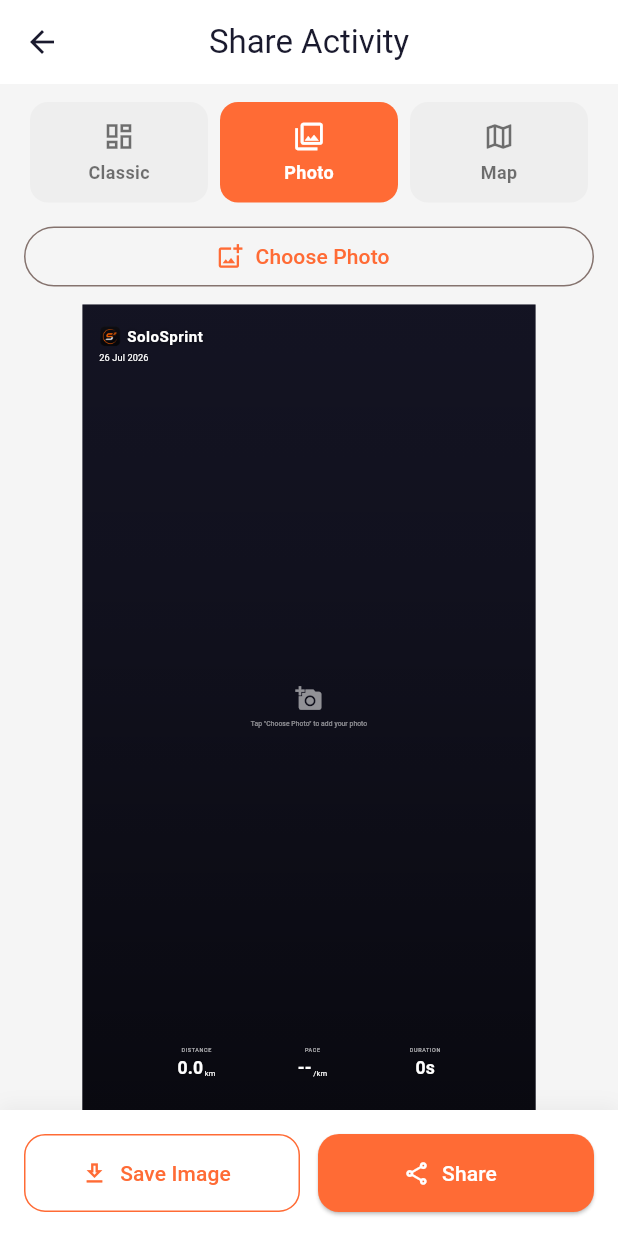
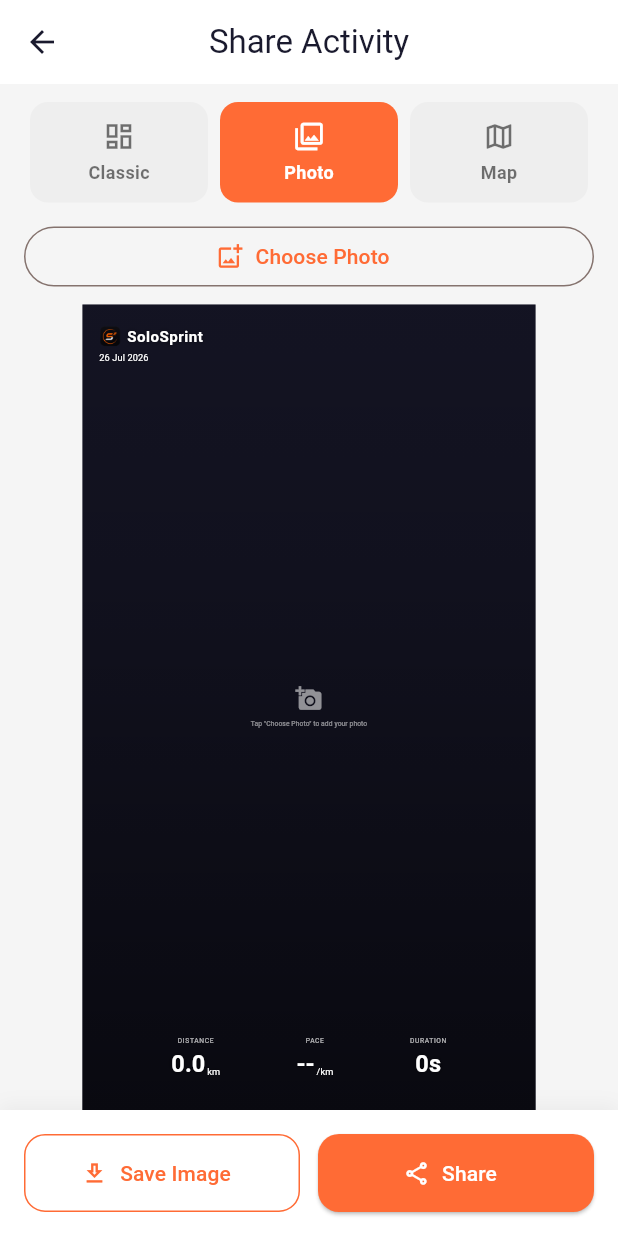
Before and after one commit to andarezabasni/solosprint, a Flutter app: the SharePage screen opened directly with empty values, after a tap on "Photo", on a phone screen of 412 x 824 dp. Run offline on Flutter 3.47's test engine with Material 3 defaults, Android fonts, the phone set to English and light mode, and no system bars; our stand-ins replace file_picker, flutter_local_notifications, flutter_map, geolocator, hive_flutter, image_picker and 3 more; missing offline and left inert: gal; accounts and stored records are empty.

Commit message:
Increase logo & font sizes across all share templates (logo 72, stats 56)

```diff
--- a/lib/features/share/templates/classic_template.dart
+++ b/lib/features/share/templates/classic_template.dart
@@ -34,13 +34,13 @@ class ClassicTemplate extends StatelessWidget {
           // Logo
           Row(
             children: [
-              const AppLogo(size: 36),
+              const AppLogo(size: 52),
               const SizedBox(width: 12),
               Text(
                 'SoloSprint',
                 style: TextStyle(
                   color: textColor,
-                  fontSize: 28,
+                  fontSize: 38,
                   fontWeight: FontWeight.bold,
                   letterSpacing: 1.2,
                 ),
@@ -50,7 +50,7 @@ class ClassicTemplate extends StatelessWidget {
           const SizedBox(height: 16),
           Text(
             ShareService.formatDate(activity.startTime),
-            style: TextStyle(color: subtextColor, fontSize: 18),
+            style: TextStyle(color: subtextColor, fontSize: 22),
           ),
           const SizedBox(height: 40),
 
@@ -134,16 +134,16 @@ class ClassicTemplate extends StatelessWidget {
   Widget _statItem(String label, String value, String unit, Color textColor, Color subtextColor) {
     return Column(
       children: [
-        Text(label, style: TextStyle(color: subtextColor, fontSize: 14, letterSpacing: 1.5)),
+        Text(label, style: TextStyle(color: subtextColor, fontSize: 16, letterSpacing: 1.5)),
         const SizedBox(height: 6),
         Row(
           crossAxisAlignment: CrossAxisAlignment.end,
           children: [
-            Text(value, style: TextStyle(color: textColor, fontSize: 32, fontWeight: FontWeight.bold)),
+            Text(value, style: TextStyle(color: textColor, fontSize: 44, fontWeight: FontWeight.bold)),
             if (unit.isNotEmpty)
               Padding(
                 padding: const EdgeInsets.only(left: 4, bottom: 6),
-                child: Text(unit, style: TextStyle(color: subtextColor, fontSize: 16)),
+                child: Text(unit, style: TextStyle(color: subtextColor, fontSize: 20)),
               ),
           ],
         ),
--- a/lib/features/share/templates/photo_template.dart
+++ b/lib/features/share/templates/photo_template.dart
@@ -88,8 +88,8 @@ class PhotoTemplate extends StatelessWidget {
             Positioned.fill(
               left: 60,
               right: 60,
-              top: 280,
-              bottom: 380,
+              top: 400,
+              bottom: 440,
               child: ClipRRect(
                 borderRadius: BorderRadius.circular(20),
                 child: LayoutBuilder(
@@ -146,7 +146,7 @@ class PhotoTemplate extends StatelessWidget {
         Text(label,
             style: const TextStyle(
                 color: Colors.white70,
-                fontSize: 13,
+                fontSize: 16,
                 letterSpacing: 1.5)),
         const SizedBox(height: 4),
         Row(
@@ -155,7 +155,7 @@ class PhotoTemplate extends StatelessWidget {
             Text(value,
                 style: const TextStyle(
                     color: Colors.white,
-                    fontSize: 42,
+                    fontSize: 56,
                     fontWeight: FontWeight.bold,
                     shadows: [
                       Shadow(blurRadius: 4, color: Colors.black54)
@@ -166,7 +166,7 @@ class PhotoTemplate extends StatelessWidget {
                 child: Text(unit,
                     style: const TextStyle(
                         color: Colors.white,
-                        fontSize: 18,
+                        fontSize: 22,
                         shadows: [
                           Shadow(blurRadius: 3, color: Colors.black45)
                         ])),
```
Also changed, not shown: lib/features/share/templates/map_template.dart (+6 -6 lines).
